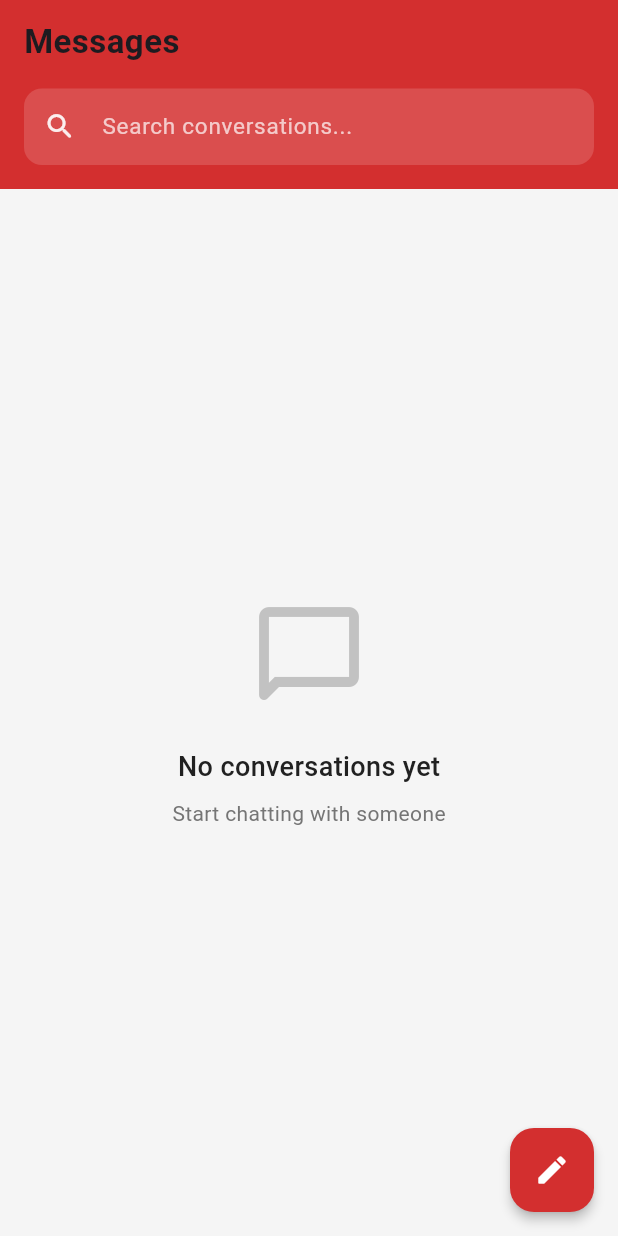
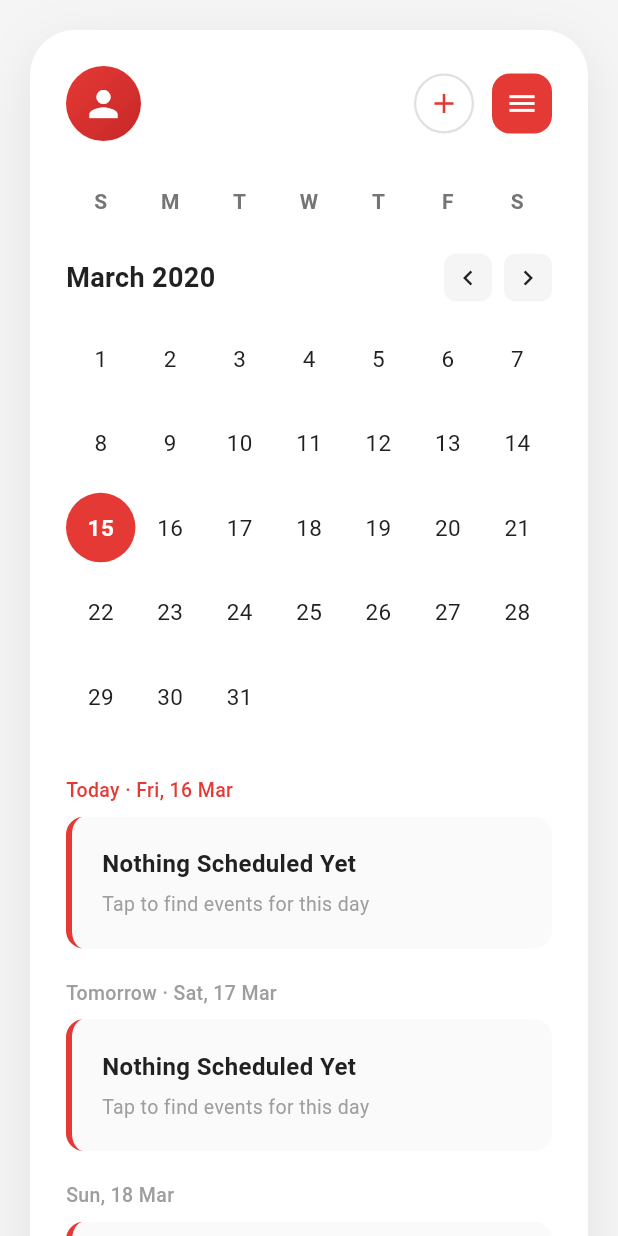
Before and after one commit to SarahWaelElemam/MobileProject-MIUTechCircle, a Flutter app: the screen it shows after launch, on a phone screen of 412 x 824 dp. Run offline on Flutter 3.47's test engine with Material 3 defaults, Android fonts, the light colour scheme and no system bars; our stand-ins replace file_picker, flutter_riverpod, image_picker, supabase_flutter; accounts and stored records are empty.

Commit message:
calender home

```diff
--- /dev/null
+++ b/lib/calendar_screen.dart
@@ -0,0 +1,502 @@
+import 'package:flutter/material.dart';
+
+class CalendarScreen extends StatefulWidget {
+  const CalendarScreen({Key? key}) : super(key: key);
+
+  @override
+  State<CalendarScreen> createState() => _CalendarScreenState();
+}
+
+class _CalendarScreenState extends State<CalendarScreen> {
+  DateTime selectedDate = DateTime(2020, 3, 15);
+  DateTime currentMonth = DateTime(2020, 3, 1);
+  int activeNavIndex = 2; // Calendar is active by default
+
+  List<String> weekDays = ['S', 'M', 'T', 'W', 'T', 'F', 'S'];
+
+  int getDaysInMonth(DateTime date) {
+    return DateTime(date.year, date.month + 1, 0).day;
+  }
+
+  int getFirstDayOfMonth(DateTime date) {
+    return DateTime(date.year, date.month, 1).weekday;
+  }
+
+  void previousMonth() {
+    setState(() {
+      currentMonth = DateTime(currentMonth.year, currentMonth.month - 1, 1);
+    });
+  }
+
+  void nextMonth() {
+    setState(() {
+      currentMonth = DateTime(currentMonth.year, currentMonth.month + 1, 1);
+    });
+  }
+
+  String getMonthYear(DateTime date) {
+    const months = [
+      'January',
+      'February',
+      'March',
+      'April',
+      'May',
+      'June',
+      'July',
+      'August',
+      'September',
+      'October',
+      'November',
+      'December'
+    ];
+    return '${months[date.month - 1]} ${date.year}';
+  }
+
+  void _showSnackBar(String message) {
+    ScaffoldMessenger.of(context).showSnackBar(
+      SnackBar(
+        content: Text(message),
+        duration: const Duration(seconds: 1),
+        behavior: SnackBarBehavior.floating,
+      ),
+    );
+  }
+
+  @override
+  Widget build(BuildContext context) {
+    return Scaffold(
+      backgroundColor: const Color(0xFFF5F5F5),
+      body: SafeArea(
+        child: Center(
+          child: Container(
+            constraints: const BoxConstraints(maxWidth: 450),
+            child: SingleChildScrollView(
+              child: Padding(
+                padding: const EdgeInsets.all(20.0),
+                child: Container(
+                  decoration: BoxDecoration(
+                    color: Colors.white,
+                    borderRadius: BorderRadius.circular(30),
+                    boxShadow: [
+                      BoxShadow(
+                        color: Colors.black.withOpacity(0.08),
+                        blurRadius: 30,
+                        offset: const Offset(0, 10),
+                      ),
+                    ],
+                  ),
+                  child: Padding(
+                    padding: const EdgeInsets.all(24.0),
+                    child: Column(
+                      mainAxisSize: MainAxisSize.min,
+                      children: [
+                        _buildHeader(),
+                        const SizedBox(height: 30),
+                        _buildWeekDaysHeader(),
+                        const SizedBox(height: 10),
+                        _buildCalendarGrid(),
+                        const SizedBox(height: 30),
+                        _buildScheduleList(),
+                        const SizedBox(height: 20),
+                        _buildBottomNavigation(),
+                      ],
+                    ),
+                  ),
+                ),
+              ),
+            ),
+          ),
+        ),
+      ),
+    );
+  }
+
+  Widget _buildHeader() {
+    return Row(
+      mainAxisAlignment: MainAxisAlignment.spaceBetween,
+      children: [
+        // Profile Button
+        InkWell(
+          onTap: () {
+            _showSnackBar('Profile clicked');
+          },
+          borderRadius: BorderRadius.circular(25),
+          child: Container(
+            width: 50,
+            height: 50,
+            decoration: BoxDecoration(
+              shape: BoxShape.circle,
+              gradient: const LinearGradient(
+                colors: [Color(0xFFE53935), Color(0xFFC62828)],
+                begin: Alignment.topLeft,
+                end: Alignment.bottomRight,
+              ),
+            ),
+            child: const Icon(
+              Icons.person,
+              color: Colors.white,
+              size: 28,
+            ),
+          ),
+        ),
+        Row(
+          children: [
+            // Add Button
+            InkWell(
+              onTap: () {
+                _showSnackBar('Add event clicked');
+                // You can add navigation to event creation screen here
+              },
+              borderRadius: BorderRadius.circular(20),
+              child: Container(
+                width: 40,
+                height: 40,
+                decoration: BoxDecoration(
+                  color: Colors.white,
+                  shape: BoxShape.circle,
+                  border: Border.all(color: const Color(0xFFE0E0E0), width: 1.5),
+                ),
+                child: const Icon(
+                  Icons.add,
+                  color: Color(0xFFE53935),
+                  size: 22,
+                ),
+              ),
+            ),
+            const SizedBox(width: 12),
+            // Menu Button
+            InkWell(
+              onTap: () {
+                _showSnackBar('Menu clicked');
+                // You can add a menu drawer or popup here
+              },
+              borderRadius: BorderRadius.circular(12),
+              child: Container(
+                width: 40,
+                height: 40,
+                decoration: BoxDecoration(
+                  color: const Color(0xFFE53935),
+                  borderRadius: BorderRadius.circular(12),
+                ),
+                child: const Icon(
+                  Icons.menu,
+                  color: Colors.white,
+                  size: 22,
+                ),
+              ),
+            ),
+          ],
+        ),
+      ],
+    );
+  }
+
+  Widget _buildWeekDaysHeader() {
+    return Row(
+      mainAxisAlignment: MainAxisAlignment.spaceAround,
+      children: weekDays.map((day) {
+        return SizedBox(
+          width: 40,
+          child: Center(
+            child: Text(
+              day,
+              style: TextStyle(
+                fontSize: 14,
+                fontWeight: FontWeight.w600,
+                color: Colors.grey[600],
+              ),
+            ),
+          ),
+        );
+      }).toList(),
+    );
+  }
+
+  Widget _buildMonthNavigation() {
+    return Padding(
+      padding: const EdgeInsets.symmetric(vertical: 15),
+      child: Row(
+        mainAxisAlignment: MainAxisAlignment.spaceBetween,
+        children: [
+          // Month/Year Title - Clickable to show date picker
+          InkWell(
+            onTap: () async {
+              final DateTime? picked = await showDatePicker(
+                context: context,
+                initialDate: currentMonth,
+                firstDate: DateTime(2000),
+                lastDate: DateTime(2100),
+              );
+              if (picked != null) {
+                setState(() {
+                  currentMonth = DateTime(picked.year, picked.month, 1);
+                });
+              }
+            },
+            child: Text(
+              getMonthYear(currentMonth),
+              style: const TextStyle(
+                fontSize: 18,
+                fontWeight: FontWeight.bold,
+                color: Color(0xFF212121),
+              ),
+            ),
+          ),
+          Row(
+            children: [
+              // Previous Month Button
+              InkWell(
+                onTap: previousMonth,
+                borderRadius: BorderRadius.circular(8),
+                child: Container(
+                  width: 32,
+                  height: 32,
+                  decoration: BoxDecoration(
+                    color: Colors.grey[100],
+                    borderRadius: BorderRadius.circular(8),
+                  ),
+                  child: const Icon(
+                    Icons.chevron_left,
+                    size: 20,
+                    color: Color(0xFF212121),
+                  ),
+                ),
+              ),
+              const SizedBox(width: 8),
+              // Next Month Button
+              InkWell(
+                onTap: nextMonth,
+                borderRadius: BorderRadius.circular(8),
+                child: Container(
+                  width: 32,
+                  height: 32,
+                  decoration: BoxDecoration(
+                    color: Colors.grey[100],
+                    borderRadius: BorderRadius.circular(8),
+                  ),
+                  child: const Icon(
+                    Icons.chevron_right,
+                    size: 20,
+                    color: Color(0xFF212121),
+                  ),
+                ),
+              ),
+            ],
+          ),
+        ],
+      ),
+    );
+  }
+
+  Widget _buildCalendarGrid() {
+    int daysInMonth = getDaysInMonth(currentMonth);
+    int firstDayOfWeek = getFirstDayOfMonth(currentMonth) % 7;
+
+    List<Widget> dayWidgets = [];
+
+    // Add empty cells for days before the first day of the month
+    for (int i = 0; i < firstDayOfWeek; i++) {
+      dayWidgets.add(const SizedBox(width: 40, height: 40));
+    }
+
+    // Add day cells
+    for (int day = 1; day <= daysInMonth; day++) {
+      final date = DateTime(currentMonth.year, currentMonth.month, day);
+      final isSelected = date.day == selectedDate.day &&
+          date.month == selectedDate.month &&
+          date.year == selectedDate.year;
+
+      dayWidgets.add(
+        InkWell(
+          onTap: () {
+            setState(() {
+              selectedDate = date;
+            });
+            _showSnackBar('Selected: ${date.day} ${getMonthYear(date)}');
+          },
+          borderRadius: BorderRadius.circular(20),
+          child: Container(
+            width: 40,
+            height: 40,
+            decoration: BoxDecoration(
+              color: isSelected ? const Color(0xFFE53935) : Colors.transparent,
+              shape: BoxShape.circle,
+            ),
+            child: Center(
+              child: Text(
+                '$day',
+                style: TextStyle(
+                  fontSize: 15,
+                  fontWeight: isSelected ? FontWeight.w600 : FontWeight.w400,
+                  color: isSelected
+                      ? Colors.white
+                      : (day == DateTime.now().day &&
+                              currentMonth.month == DateTime.now().month &&
+                              currentMonth.year == DateTime.now().year)
+                          ? const Color(0xFFE53935)
+                          : const Color(0xFF212121),
+                ),
+              ),
+            ),
+          ),
+        ),
+      );
+    }
+
+    return Column(
+      children: [
+        _buildMonthNavigation(),
+        GridView.count(
+          shrinkWrap: true,
+          physics: const NeverScrollableScrollPhysics(),
+          crossAxisCount: 7,
+          mainAxisSpacing: 10,
+          crossAxisSpacing: 0,
+          children: dayWidgets,
+        ),
+      ],
+    );
+  }
+
+  Widget _buildScheduleList() {
+    return Column(
+      crossAxisAlignment: CrossAxisAlignment.start,
+      children: [
+        _buildScheduleItem(
+          'Today · Fri, 16 Mar',
+          'Nothing Scheduled Yet',
+          'Tap to find events for this day',
+          true,
+          DateTime(2020, 3, 15),
+        ),
+        const SizedBox(height: 20),
+        _buildScheduleItem(
+          'Tomorrow · Sat, 17 Mar',
+          'Nothing Scheduled Yet',
+          'Tap to find events for this day',
+          false,
+          DateTime(2020, 3, 16),
+        ),
+        const SizedBox(height: 20),
+        _buildScheduleItem(
+          'Sun, 18 Mar',
+          'Nothing Scheduled Yet',
+          'Tap to find events for this day',
+          false,
+          DateTime(2020, 3, 17),
+        ),
+      ],
+    );
+  }
+
+  Widget _buildScheduleItem(
+      String date, String title, String subtitle, bool isToday, DateTime itemDate) {
+    return Column(
+      crossAxisAlignment: CrossAxisAlignment.start,
+      children: [
+        // Date Label - Clickable
+        InkWell(
+          onTap: () {
+            setState(() {
+              selectedDate = itemDate;
+            });
+            _showSnackBar('Selected date: $date');
+          },
+          child: Padding(
+            padding: const EdgeInsets.only(bottom: 8.0),
+            child: Text(
+              date,
+              style: TextStyle(
+                fontSize: 13,
+                fontWeight: FontWeight.w500,
+                color: isToday ? const Color(0xFFE53935) : Colors.grey[500],
+              ),
+            ),
+          ),
+        ),
+        // Schedule Card - Clickable
+        InkWell(
+          onTap: () {
+            _showSnackBar('Schedule item clicked: $date');
+            // You can navigate to event details or creation screen here
+          },
+          borderRadius: BorderRadius.circular(12),
+          child: Container(
+            width: double.infinity,
+            padding: const EdgeInsets.all(20),
+            decoration: BoxDecoration(
+              color: Colors.grey[50],
+              borderRadius: BorderRadius.circular(12),
+              border: Border(
+                left: BorderSide(
+                  color: const Color(0xFFE53935),
+                  width: 4,
+                ),
+              ),
+            ),
+            child: Column(
+              crossAxisAlignment: CrossAxisAlignment.start,
+              children: [
+                Text(
+                  title,
+                  style: const TextStyle(
+                    fontSize: 16,
+                    fontWeight: FontWeight.w600,
+                    color: Color(0xFF212121),
+                  ),
+                ),
+                const SizedBox(height: 6),
+                Text(
+                  subtitle,
+                  style: TextStyle(
+                    fontSize: 13,
+                    color: Colors.grey[500],
+                  ),
+                ),
+              ],
+            ),
+          ),
+        ),
+      ],
+    );
+  }
+
+  Widget _buildBottomNavigation() {
+    return Row(
+      mainAxisAlignment: MainAxisAlignment.spaceAround,
+      children: [
+        _buildNavIcon(Icons.home_outlined, 0, 'Home'),
+        _buildNavIcon(Icons.access_time_outlined, 1, 'Timeline'),
+        _buildNavIcon(Icons.calendar_today, 2, 'Calendar'),
+      ],
+    );
+  }
+
+  Widget _buildNavIcon(IconData icon, int index, String label) {
+    final bool isActive = activeNavIndex == index;
+
+    return InkWell(
+      onTap: () {
+        setState(() {
+          activeNavIndex = index;
+        });
+        _showSnackBar('$label clicked');
+        // You can add navigation to different screens here
+      },
+      borderRadius: BorderRadius.circular(15),
+      child: Container(
+        width: 50,
+        height: 50,
+        decoration: BoxDecoration(
+          color: isActive ? const Color(0xFFE53935) : Colors.transparent,
+          borderRadius: BorderRadius.circular(15),
+        ),
+        child: Icon(
+          icon,
+          color: isActive ? Colors.white : Colors.grey[400],
+          size: 26,
+        ),
+      ),
+    );
+  }
+}
--- a/lib/main.dart
+++ b/lib/main.dart
@@ -1,31 +1,23 @@
 import 'package:flutter/material.dart';
-import 'package:supabase_flutter/supabase_flutter.dart';
-import 'package:flutter_riverpod/flutter_riverpod.dart'; // 👈 ADD THIS
-import 'messaging_page.dart';
+import 'calendar_screen.dart';
 
-Future<void> main() async {
-  WidgetsFlutterBinding.ensureInitialized();
-
-  await Supabase.initialize(
-    url: 'https://xrtrxelzjarmnzqmwkkk.supabase.co',
-    anonKey: 'eyJhbGciOiJIUzI1NiIsInR5cCI6IkpXVCJ9.eyJpc3MiOiJzdXBhYmFzZSIsInJlZiI6InhydHJ4ZWx6amFybW56cW13a2trIiwicm9sZSI6ImFub24iLCJpYXQiOjE3NjM4MTE5OTIsImV4cCI6MjA3OTM4Nzk5Mn0.4wrY4eZbmhYu-yYo2rDUNaiLY6SPJpmQR4lnt5cSRPA',
-  );
-
-  runApp(
-    const ProviderScope(  // 👈 WRAP YOUR APP WITH THIS
-      child: MyApp(),
-    ),
-  );
+void main() {
+  runApp(const CalendarApp());
 }
 
-class MyApp extends StatelessWidget {
-  const MyApp({super.key});
+class CalendarApp extends StatelessWidget {
+  const CalendarApp({Key? key}) : super(key: key);
 
   @override
   Widget build(BuildContext context) {
-    return const MaterialApp(
+    return MaterialApp(
       debugShowCheckedModeBanner: false,
-      home: ChatsListPage(), // start from Chats List
+      title: 'Calendar App',
+      theme: ThemeData(
+        primarySwatch: Colors.blue,
+        fontFamily: 'Roboto',
+      ),
+      home: const CalendarScreen(),
     );
   }
 }
```
